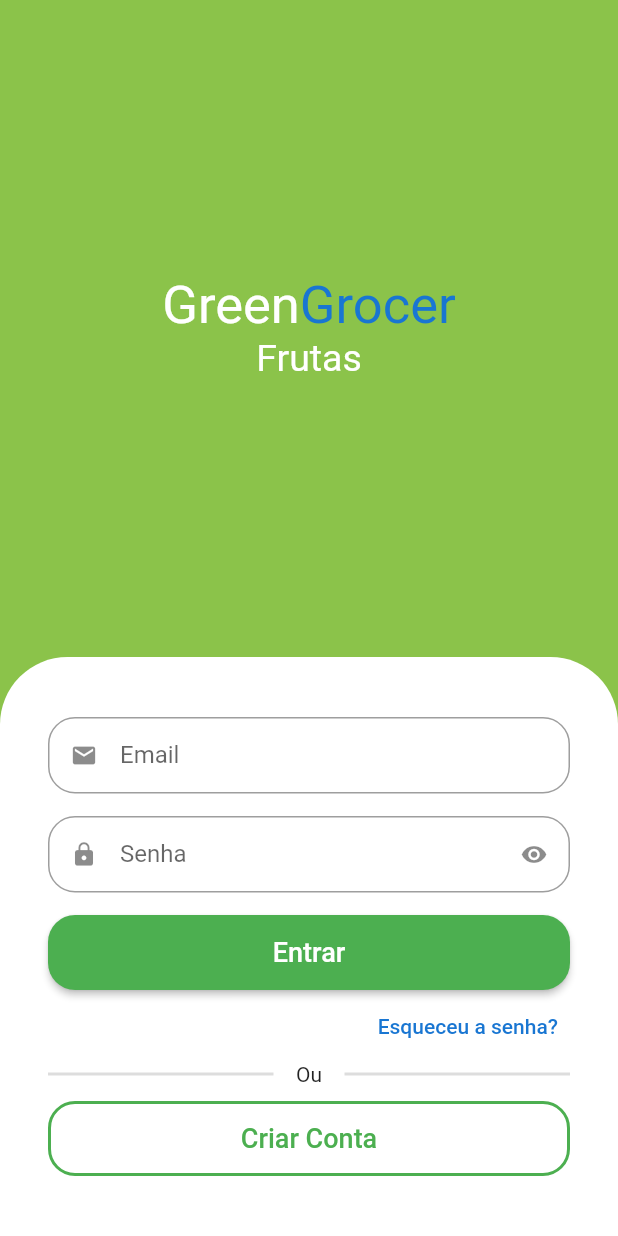
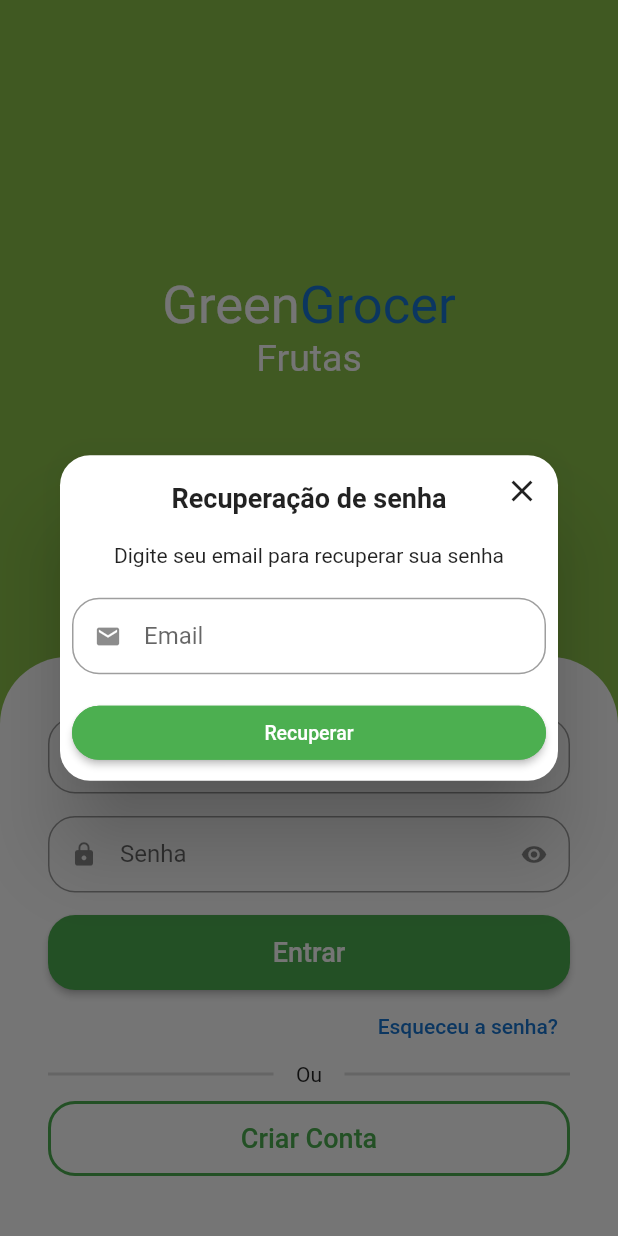
Before and after one commit to jauumgod/greengrocer_flutter, a Flutter app: the screen it shows after launch, after a tap on "Esqueceu a senha?", on a phone screen of 412 x 824 dp. Run offline on Flutter 3.47's test engine with Material 2 defaults, Android fonts, the phone set to English and light mode, and no system bars; drawn by our look-alikes of animated_text_kit; our stand-ins replace dio, flutter_secure_storage, fluttertoast, freezed_annotation, get, mask_text_input_formatter and 2 more; missing offline and left inert: add_to_cart_animation.

Commit message:
add forgot password

```diff
--- a/lib/src/pages/auth/components/custom_text_field.dart
+++ b/lib/src/pages/auth/components/custom_text_field.dart
@@ -12,6 +12,7 @@ class CustomTextField extends StatefulWidget {
   final TextEditingController? controller;
   final TextInputType? textInputType;
   final void Function(String?)? onSaved;
+  final GlobalKey<FormFieldState>? formFieldKey;
 
   const CustomTextField({
     Key? key,
@@ -25,6 +26,7 @@ class CustomTextField extends StatefulWidget {
     this.controller,
     this.textInputType,
     this.onSaved,
+    this.formFieldKey,
   }) : super(key: key);
 
   @override
@@ -53,6 +55,7 @@ class _CustomTextFieldState extends State<CustomTextField> {
         obscureText: isObscure,
         validator: widget.validator,
         onSaved: widget.onSaved,
+        key: widget.formFieldKey,
         controller: widget.controller,
         keyboardType: widget.textInputType,
         decoration: InputDecoration(
--- /dev/null
+++ b/lib/src/pages/auth/view/forgot_password_dialog.dart
@@ -0,0 +1,109 @@
+import 'package:flutter/material.dart';
+import 'package:greengrocer/src/services/validators.dart';
+
+import '../components/custom_text_field.dart';
+
+class ForgotPasswordDialog extends StatelessWidget {
+  final emailController = TextEditingController();
+
+  ForgotPasswordDialog({
+    required String email,
+    Key? key,
+  }) : super(key: key) {
+    emailController.text = email;
+  }
+
+  final formFieldKey = GlobalKey<FormFieldState>();
+
+  @override
+  Widget build(BuildContext context) {
+    return Dialog(
+      shape: RoundedRectangleBorder(
+        borderRadius: BorderRadius.circular(20),
+      ),
+      child: Stack(
+        alignment: Alignment.center,
+        children: [
+          // Conteúdo
+          Padding(
+            padding: const EdgeInsets.all(8.0),
+            child: Column(
+              crossAxisAlignment: CrossAxisAlignment.stretch,
+              mainAxisSize: MainAxisSize.min,
+              children: [
+                // Titulo
+                const Padding(
+                  padding: EdgeInsets.symmetric(vertical: 10),
+                  child: Text(
+                    'Recuperação de senha',
+                    textAlign: TextAlign.center,
+                    style: TextStyle(
+                      fontWeight: FontWeight.bold,
+                      fontSize: 18,
+                    ),
+                  ),
+                ),
+
+                // Descrição
+                const Padding(
+                  padding: EdgeInsets.only(
+                    top: 10,
+                    bottom: 20,
+                  ),
+                  child: Text(
+                    'Digite seu email para recuperar sua senha',
+                    textAlign: TextAlign.center,
+                    style: TextStyle(),
+                  ),
+                ),
+
+                // Campo de email
+                CustomTextField(
+                  controller: emailController,
+                  formFieldKey: formFieldKey,
+                  icon: Icons.email,
+                  label: 'Email',
+                  validator: emailValidator,
+                ),
+
+                // Confirmar
+                ElevatedButton(
+                  style: ElevatedButton.styleFrom(
+                    shape: RoundedRectangleBorder(
+                      borderRadius: BorderRadius.circular(20),
+                    ),
+                    side: const BorderSide(
+                      width: 2,
+                      color: Colors.green,
+                    ),
+                  ),
+                  onPressed: () {
+                    formFieldKey.currentState!.validate();
+                  },
+                  child: const Text(
+                    'Recuperar',
+                    style: TextStyle(
+                      fontSize: 13,
+                    ),
+                  ),
+                ),
+              ],
+            ),
+          ),
+
+          // Botão para fechar
+          Positioned(
+            top: 0,
+            right: 0,
+            child: IconButton(
+              onPressed: () {
+                Navigator.of(context).pop();
+              },
+              icon: const Icon(Icons.close),
+            ),
+          ),
+        ],
+      ),
+    );
+  }
+}
--- a/lib/src/pages/auth/view/sign_in_screen.dart
+++ b/lib/src/pages/auth/view/sign_in_screen.dart
@@ -2,6 +2,7 @@ import 'package:animated_text_kit/animated_text_kit.dart';
 import 'package:flutter/material.dart';
 import 'package:get/get.dart';
 import 'package:greengrocer/src/config/custom_colors.dart';
+import 'package:greengrocer/src/pages/auth/view/forgot_password_dialog.dart';
 import 'package:greengrocer/src/pages/common_widgets/app_name_widget.dart';
 import '../../../pages_routes/app_pages.dart';
 import '../../../services/validators.dart';
@@ -113,7 +114,8 @@ class SignScreen extends StatelessWidget {
                                 onPressed: authController.isLoading.value
                                     ? null
                                     : () {
-                                        FocusScope.of(context).unfocus(); //fazer teclado sumir
+                                        FocusScope.of(context)
+                                            .unfocus(); //fazer teclado sumir
 
                                         if (_formKey.currentState!.validate()) {
                                           String email = emailController.text;
@@ -144,7 +146,14 @@ class SignScreen extends StatelessWidget {
                         Align(
                           alignment: Alignment.centerRight,
                           child: TextButton(
-                              onPressed: () {},
+                              onPressed: () {
+                                showDialog(
+                                    context: context,
+                                    builder: (_) {
+                                      return ForgotPasswordDialog(
+                                          email: emailController.text);
+                                    });
+                              },
                               child: Text(
                                 'Esqueceu a senha?',
                                 style: TextStyle(
```
Lines whose indentation alone changed are shown as unchanged.
